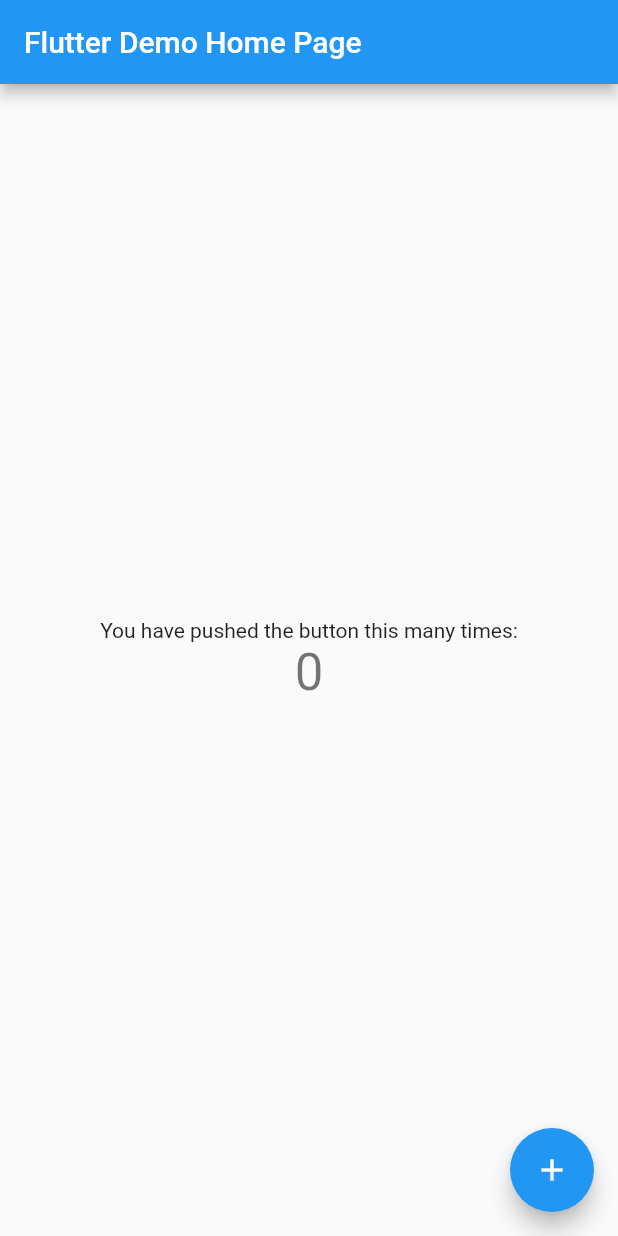
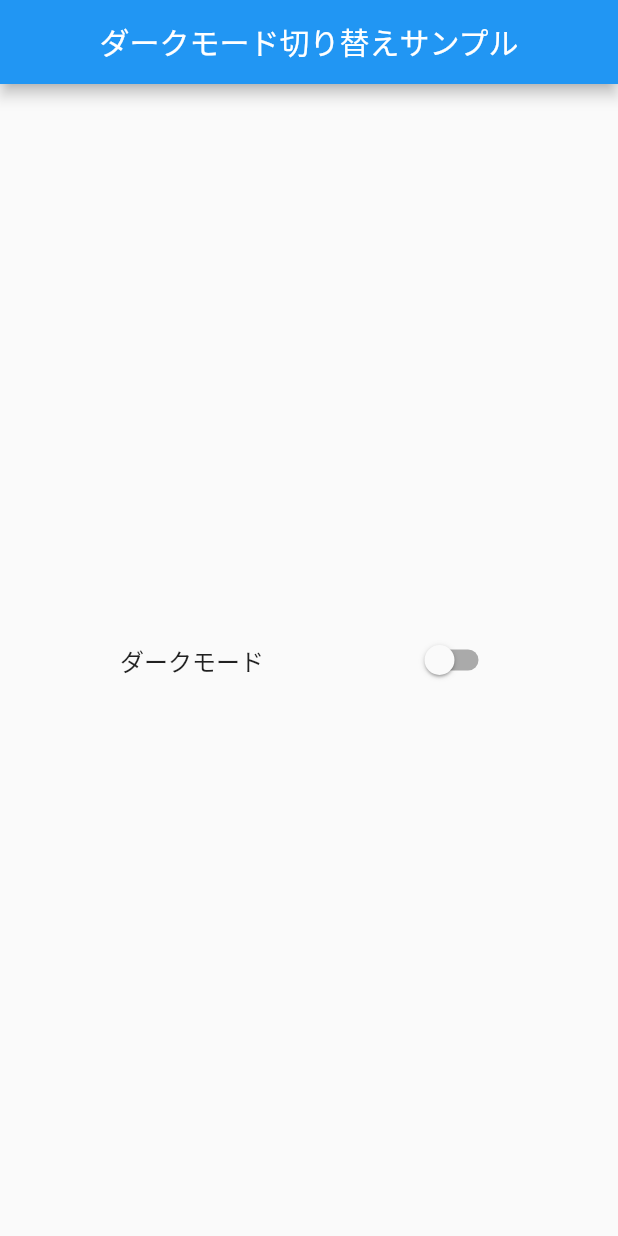
Before and after one commit to nfrutta/flutter-samples, a Flutter app: the screen it shows after launch, on a phone screen of 412 x 824 dp. Run offline on Flutter 3.47's test engine with Material 2 defaults, Android fonts, the phone set to English and light mode, and no system bars; our stand-ins replace cloud_firestore, firebase_core, flutter_slidable, shared_preferences; accounts and stored records are empty.

Commit message:
ダークモードサンプル完了

```diff
--- /dev/null
+++ b/project/darkmode_switch_sample/lib/app_theme.dart
@@ -0,0 +1,30 @@
+import 'package:flutter/material.dart';
+import 'package:shared_preferences/shared_preferences.dart';
+
+class AppTheme extends ChangeNotifier {
+  AppTheme(this._isDark);
+
+  bool get isDark => _isDark;
+  bool _isDark;
+
+  ThemeData buildTheme() {
+    if (_isDark) {
+      return ThemeData(
+        brightness: Brightness.dark,
+        primarySwatch: Colors.pink,
+      );
+    } else {
+      return ThemeData(
+        brightness: Brightness.light,
+        primarySwatch: Colors.blue,
+      );
+    }
+  }
+
+  void changeMode() async {
+    _isDark = !_isDark;
+    final prefs = await SharedPreferences.getInstance();
+    prefs.setBool('isDark', _isDark);
+    notifyListeners();
+  }
+}
--- a/project/darkmode_switch_sample/lib/main.dart
+++ b/project/darkmode_switch_sample/lib/main.dart
@@ -1,115 +1,65 @@
 import 'package:flutter/material.dart';
+import 'package:provider/provider.dart';
+import 'package:shared_preferences/shared_preferences.dart';
 
-void main() {
-  runApp(const MyApp());
+import 'app_theme.dart';
+import 'main_model.dart';
+
+Future main() async {
+  WidgetsFlutterBinding.ensureInitialized();
+  final prefs = await SharedPreferences.getInstance();
+  var isDarkPrefValue = prefs.getBool('isDark') ?? false;
+  runApp(
+    ChangeNotifierProvider(
+      create: (_) => AppTheme(isDarkPrefValue),
+      child: App(),
+    ),
+  );
 }
 
-class MyApp extends StatelessWidget {
-  const MyApp({Key? key}) : super(key: key);
-
-  // This widget is the root of your application.
+class App extends StatelessWidget {
   @override
   Widget build(BuildContext context) {
+    final theme = Provider.of<AppTheme>(context);
     return MaterialApp(
-      title: 'Flutter Demo',
-      theme: ThemeData(
-        // This is the theme of your application.
-        //
-        // Try running your application with "flutter run". You'll see the
-        // application has a blue toolbar. Then, without quitting the app, try
-        // changing the primarySwatch below to Colors.green and then invoke
-        // "hot reload" (press "r" in the console where you ran "flutter run",
-        // or simply save your changes to "hot reload" in a Flutter IDE).
-        // Notice that the counter didn't reset back to zero; the application
-        // is not restarted.
-        primarySwatch: Colors.blue,
+      theme: theme.buildTheme(),
+      home: Scaffold(
+        body: MainPage(),
       ),
-      home: const MyHomePage(title: 'Flutter Demo Home Page'),
     );
   }
 }
 
-class MyHomePage extends StatefulWidget {
-  const MyHomePage({Key? key, required this.title}) : super(key: key);
-
-  // This widget is the home page of your application. It is stateful, meaning
-  // that it has a State object (defined below) that contains fields that affect
-  // how it looks.
-
-  // This class is the configuration for the state. It holds the values (in this
-  // case the title) provided by the parent (in this case the App widget) and
-  // used by the build method of the State. Fields in a Widget subclass are
-  // always marked "final".
-
-  final String title;
-
-  @override
-  State<MyHomePage> createState() => _MyHomePageState();
-}
-
-class _MyHomePageState extends State<MyHomePage> {
-  int _counter = 0;
-
-  void _incrementCounter() {
-    setState(() {
-      // This call to setState tells the Flutter framework that something has
-      // changed in this State, which causes it to rerun the build method below
-      // so that the display can reflect the updated values. If we changed
-      // _counter without calling setState(), then the build method would not be
-      // called again, and so nothing would appear to happen.
-      _counter++;
-    });
-  }
-
+class MainPage extends StatelessWidget {
   @override
   Widget build(BuildContext context) {
-    // This method is rerun every time setState is called, for instance as done
-    // by the _incrementCounter method above.
-    //
-    // The Flutter framework has been optimized to make rerunning build methods
-    // fast, so that you can just rebuild anything that needs updating rather
-    // than having to individually change instances of widgets.
-    return Scaffold(
-      appBar: AppBar(
-        // Here we take the value from the MyHomePage object that was created by
-        // the App.build method, and use it to set our appbar title.
-        title: Text(widget.title),
+    final theme = Provider.of<AppTheme>(context);
+    return ChangeNotifierProvider<MainModel>(
+      create: (_) => MainModel(),
+      child: Consumer<MainModel>(
+        builder: (context, model, child) {
+          return Scaffold(
+            appBar: AppBar(
+              centerTitle: true,
+              title: const Text('ダークモード切り替えサンプル'),
+            ),
+            body: Center(
+              child: Padding(
+                padding: const EdgeInsets.all(64.0),
+                child: ListTile(
+                  title: const Text("ダークモード"),
+                  trailing: Switch.adaptive(
+                    value: theme.isDark,
+                    onChanged: (_) {
+                      theme.changeMode();
+                    },
+                  ),
+                ),
+              ),
+            ),
+          );
+        },
       ),
-      body: Center(
-        // Center is a layout widget. It takes a single child and positions it
-        // in the middle of the parent.
-        child: Column(
-          // Column is also a layout widget. It takes a list of children and
-          // arranges them vertically. By default, it sizes itself to fit its
-          // children horizontally, and tries to be as tall as its parent.
-          //
-          // Invoke "debug painting" (press "p" in the console, choose the
-          // "Toggle Debug Paint" action from the Flutter Inspector in Android
-          // Studio, or the "Toggle Debug Paint" command in Visual Studio Code)
-          // to see the wireframe for each widget.
-          //
-          // Column has various properties to control how it sizes itself and
-          // how it positions its children. Here we use mainAxisAlignment to
-          // center the children vertically; the main axis here is the vertical
-          // axis because Columns are vertical (the cross axis would be
-          // horizontal).
-          mainAxisAlignment: MainAxisAlignment.center,
-          children: <Widget>[
-            const Text(
-              'You have pushed the button this many times:',
-            ),
-            Text(
-              '$_counter',
-              style: Theme.of(context).textTheme.headline4,
-            ),
-          ],
-        ),
-      ),
-      floatingActionButton: FloatingActionButton(
-        onPressed: _incrementCounter,
-        tooltip: 'Increment',
-        child: const Icon(Icons.add),
-      ), // This trailing comma makes auto-formatting nicer for build methods.
     );
   }
 }
--- /dev/null
+++ b/project/darkmode_switch_sample/lib/main_model.dart
@@ -0,0 +1,3 @@
+import 'package:flutter/material.dart';
+
+class MainModel extends ChangeNotifier {}
```
Also changed, not shown: 7 other files.
